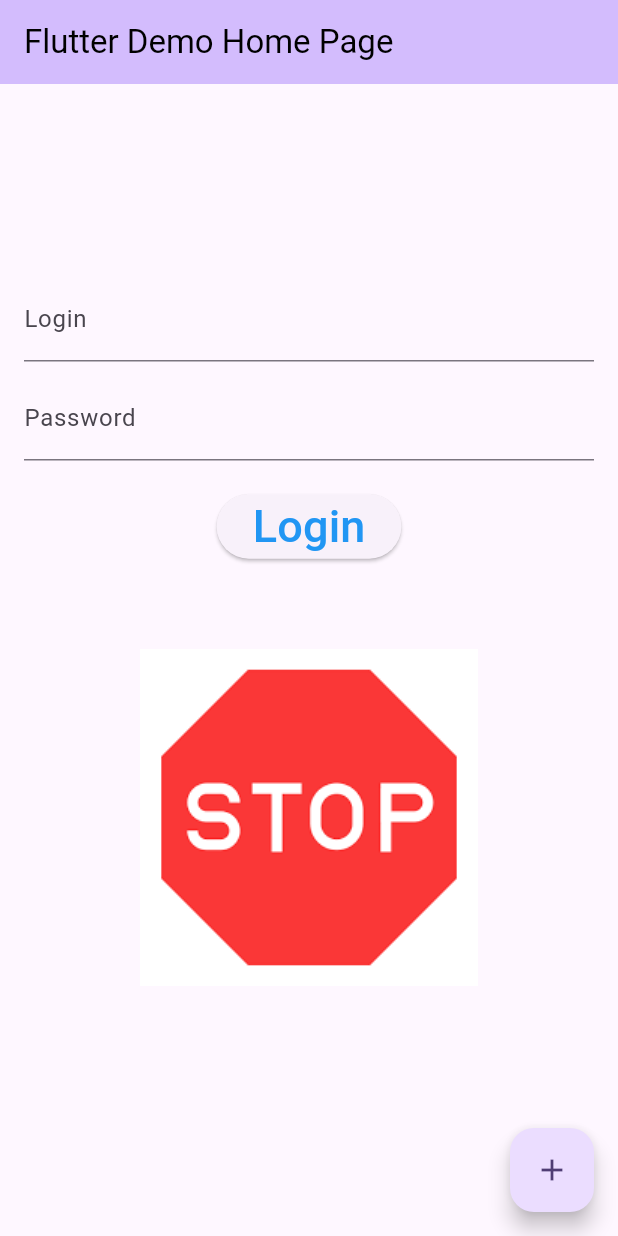
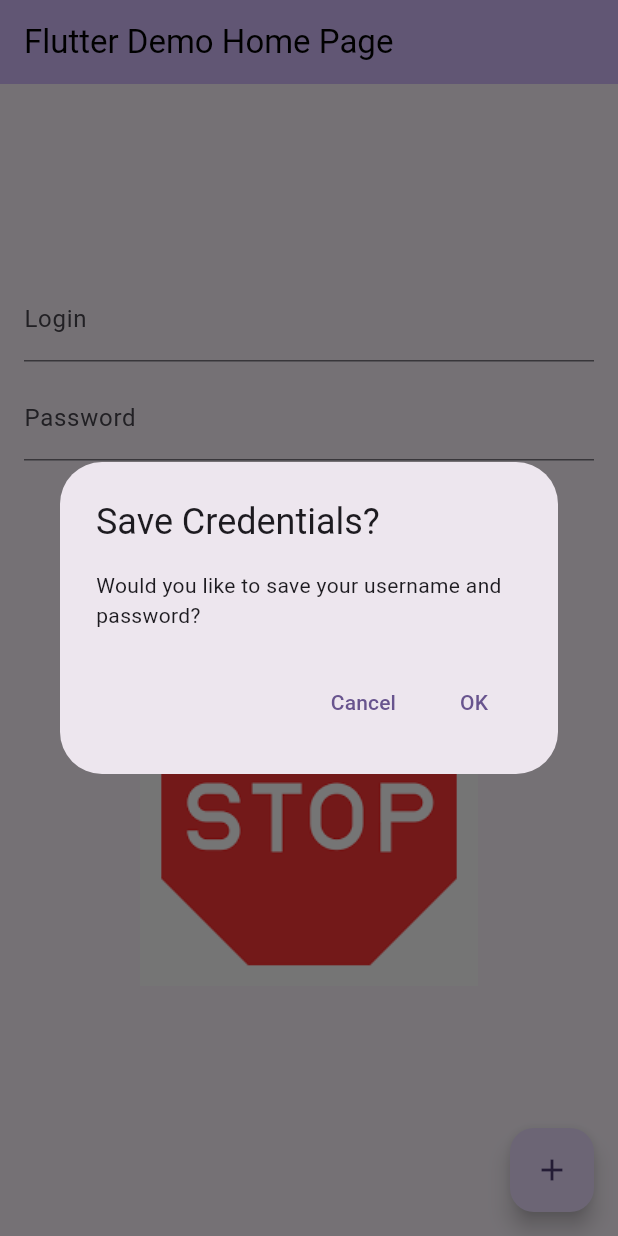
Before and after one commit to Nelyse4/my_cst2335_labs, a Flutter app: the screen it shows after launch, after a tap on "Login", on a phone screen of 412 x 824 dp. Run offline on Flutter 3.47's test engine with Material 3 defaults, Android fonts, the phone set to English and light mode, and no system bars; our stand-ins replace shared_preferences; missing offline and left inert: encrypted_shared_preferences.

```diff
--- a/lib/main.dart
+++ b/lib/main.dart
@@ -1,4 +1,6 @@
 import 'package:flutter/material.dart';
+import 'package:shared_preferences/shared_preferences.dart';
+import 'package:encrypted_shared_preferences/encrypted_shared_preferences.dart';
 
 void main() {
   runApp(const MyApp());
@@ -35,8 +37,44 @@ class _MyHomePageState extends State<MyHomePage> {
 
   String imageSource = "images/question-mark.png"; // Default image
 
+  @override
+  void initState() {
+    super.initState();
+    // Delay loading credentials to ensure the Scaffold is built
+    WidgetsBinding.instance.addPostFrameCallback((_) {
+      _loadCredentials();
+    });
+  }
+
+  // Function to load saved username and password
+  void _loadCredentials() async {
+    SharedPreferences prefs = await SharedPreferences.getInstance();
+    String? username = prefs.getString('username');
+    String? password = prefs.getString('password');
+
+    if (username != null && password != null) {
+      _usernameController.text = username;
+      _passwordController.text = password;
+
+      // Show Snackbar
+      ScaffoldMessenger.of(context).showSnackBar(
+        SnackBar(
+          content: const Text('Previous login name and passwords loaded.'),
+          action: SnackBarAction(
+            label: 'Undo',
+            onPressed: () async{
+              await Future.delayed(Duration(seconds: 1));
+              _usernameController.clear();
+              _passwordController.clear();
+            },
+          ),
+        ),
+      );
+    }
+  }
+
   // Function to handle login logic
-  void _login() {
+  void _login() async {
     final password = _passwordController.text;
     setState(() {
       if (password == "QWERTY123") {
@@ -45,9 +83,45 @@ class _MyHomePageState extends State<MyHomePage> {
         imageSource = "images/stop.png"; // Incorrect password: Change to stop sign
       }
     });
+
+    // Show AlertDialog to ask if user wants to save credentials
+    _showSaveCredentialsDialog();
   }
 
-
+  // Function to show AlertDialog
+  void _showSaveCredentialsDialog() {
+    showDialog(
+      context: context,
+      builder: (BuildContext context) {
+        return AlertDialog(
+          title: const Text('Save Credentials?'),
+          content: const Text('Would you like to save your username and password?'),
+          actions: [
+            TextButton(
+              onPressed: () async {
+                // Clear saved credentials if the user selects "Cancel"
+                SharedPreferences prefs = await SharedPreferences.getInstance();
+                await prefs.remove('username');
+                await prefs.remove('password');
+                Navigator.of(context).pop(); // Close the dialog
+              },
+              child: const Text('Cancel'),
+            ),
+            TextButton(
+              onPressed: () async {
+                // Save credentials if the user selects "OK"
+                SharedPreferences prefs = await SharedPreferences.getInstance();
+                await prefs.setString('username', _usernameController.text);
+                await prefs.setString('password', _passwordController.text);
+                Navigator.of(context).pop(); // Close the dialog
+              },
+              child: const Text('OK'),
+            ),
+          ],
+        );
+      },
+    );
+  }
 
   @override
   Widget build(BuildContext context) {
@@ -91,6 +165,7 @@ class _MyHomePageState extends State<MyHomePage> {
                 style: TextStyle(color: Colors.blue, fontSize: 30),
               ),
             ),
+
             const SizedBox(height: 20),
 
             // Image that changes based on the password entered
@@ -104,7 +179,7 @@ class _MyHomePageState extends State<MyHomePage> {
       ),
       // Floating Action Button to clear fields
       floatingActionButton: FloatingActionButton(
-        onPressed: (){},
+        onPressed: () {},
         tooltip: 'Increment',
         child: const Icon(Icons.add), // Icon for the FAB
       ),
--- a/pubspec.yaml
+++ b/pubspec.yaml
@@ -34,6 +34,8 @@ dependencies:
   # The following adds the Cupertino Icons font to your application.
   # Use with the CupertinoIcons class for iOS style icons.
   cupertino_icons: ^1.0.8
+  shared_preferences: ^2.5.1
+  encrypted_shared_preferences: ^3.0.1
 
 dev_dependencies:
   flutter_test:
```
Also changed, not shown: pubspec.lock, 1 other file.
